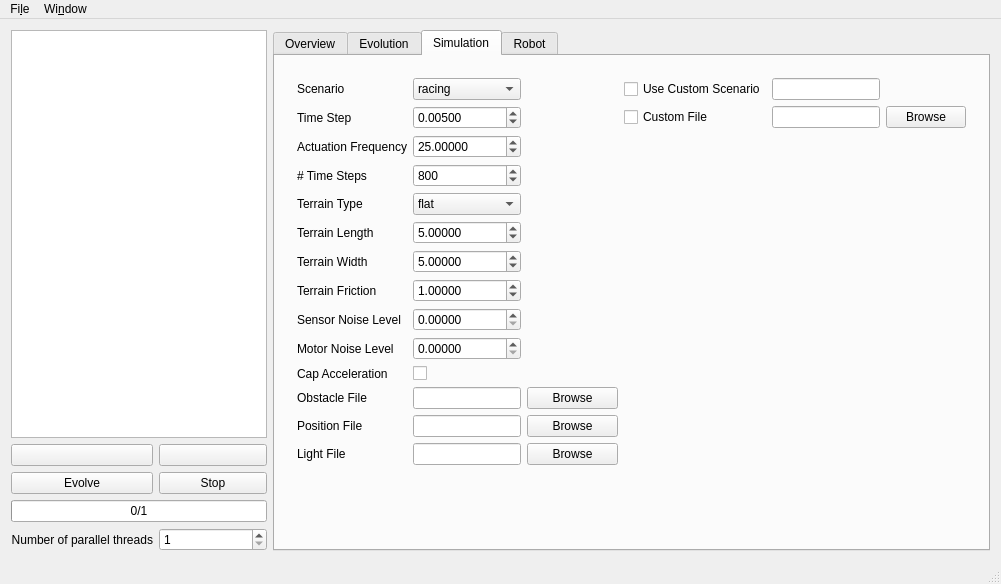
The window that mainwindow.ui (eagle2com/robogen-gui) describes before a commit, drawn with Qt 5.
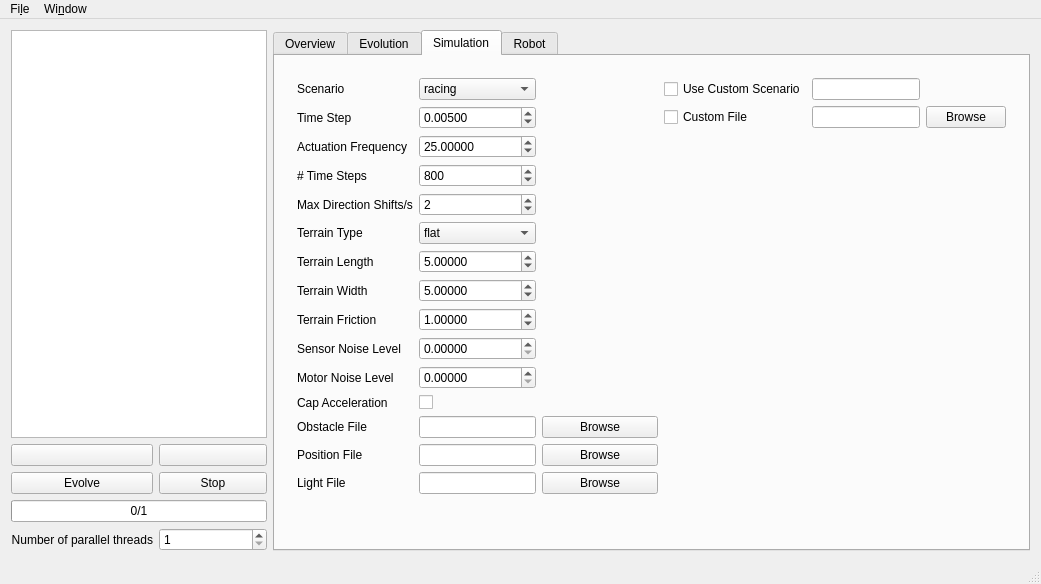
The same window after the commit. Icons and pictures are not drawn. Custom widgets are drawn as their Qt base class.

Commit message: add max dir shifts, duh

The edit to the form file:
```diff
--- a/mainwindow.ui
+++ b/mainwindow.ui
@@ -6,7 +6,7 @@
    <rect>
     <x>0</x>
     <y>0</y>
-    <width>1001</width>
+    <width>1041</width>
     <height>584</height>
    </rect>
   </property>
@@ -737,7 +737,7 @@
         <item row="0" column="0">
          <widget class="QWidget" name="widget_2" native="true">
           <layout class="QGridLayout" name="gridLayout_7">
-           <item row="12" column="1">
+           <item row="13" column="1">
             <widget class="QLineEdit" name="line_positions">
              <property name="placeholderText">
               <string/>
@@ -747,7 +747,7 @@
            <item row="1" column="4" colspan="2">
             <widget class="QLineEdit" name="line_custom_simulation"/>
            </item>
-           <item row="11" column="1">
+           <item row="12" column="1">
             <widget class="QLineEdit" name="line_obstacles">
              <property name="placeholderText">
               <string/>
@@ -761,7 +761,7 @@
              </property>
             </widget>
            </item>
-           <item row="4" column="1">
+           <item row="5" column="1">
             <widget class="QComboBox" name="combo_terraintype">
              <item>
               <property name="text">
@@ -801,7 +801,7 @@
              </item>
             </widget>
            </item>
-           <item row="5" column="1">
+           <item row="6" column="1">
             <widget class="QDoubleSpinBox" name="dspin_terrainlength">
              <property name="decimals">
               <number>5</number>
@@ -821,21 +821,21 @@
              </property>
             </widget>
            </item>
-           <item row="6" column="0">
+           <item row="7" column="0">
             <widget class="QLabel" name="label_35">
              <property name="text">
               <string>Terrain Width</string>
              </property>
             </widget>
            </item>
-           <item row="9" column="0">
+           <item row="10" column="0">
             <widget class="QLabel" name="label_38">
              <property name="text">
               <string>Motor Noise Level</string>
              </property>
             </widget>
            </item>
-           <item row="7" column="1">
+           <item row="8" column="1">
             <widget class="QDoubleSpinBox" name="dspin_terrainfriction">
              <property name="decimals">
               <number>5</number>
@@ -845,14 +845,14 @@
              </property>
             </widget>
            </item>
-           <item row="5" column="0">
+           <item row="6" column="0">
             <widget class="QLabel" name="label_34">
              <property name="text">
               <string>Terrain Length</string>
              </property>
             </widget>
            </item>
-           <item row="14" column="0">
+           <item row="15" column="0">
             <spacer name="verticalSpacer_3">
              <property name="orientation">
               <enum>Qt::Vertical</enum>
@@ -865,21 +865,21 @@
              </property>
             </spacer>
            </item>
-           <item row="10" column="0">
+           <item row="11" column="0">
             <widget class="QLabel" name="label_39">
              <property name="text">
               <string>Cap Acceleration</string>
              </property>
             </widget>
            </item>
-           <item row="10" column="1">
+           <item row="11" column="1">
             <widget class="QCheckBox" name="check_capacceleration">
              <property name="text">
               <string/>
              </property>
             </widget>
            </item>
-           <item row="6" column="1">
+           <item row="7" column="1">
             <widget class="QDoubleSpinBox" name="dspin_terrainwidth">
              <property name="decimals">
               <number>5</number>
@@ -889,7 +889,7 @@
              </property>
             </widget>
            </item>
-           <item row="4" column="0">
+           <item row="5" column="0">
             <widget class="QLabel" name="label_33">
              <property name="text">
               <string>Terrain Type</string>
@@ -903,7 +903,7 @@
              </property>
             </widget>
            </item>
-           <item row="9" column="1">
+           <item row="10" column="1">
             <widget class="QDoubleSpinBox" name="dspin_motornoiselevel">
              <property name="decimals">
               <number>5</number>
@@ -913,14 +913,14 @@
              </property>
             </widget>
            </item>
-           <item row="8" column="0">
+           <item row="9" column="0">
             <widget class="QLabel" name="label_37">
              <property name="text">
               <string>Sensor Noise Level</string>
              </property>
             </widget>
            </item>
-           <item row="8" column="1">
+           <item row="9" column="1">
             <widget class="QDoubleSpinBox" name="dspin_sensornoiselevel">
              <property name="decimals">
               <number>5</number>
@@ -937,7 +937,7 @@
              </property>
             </widget>
            </item>
-           <item row="7" column="0">
+           <item row="8" column="0">
             <widget class="QLabel" name="label_36">
              <property name="text">
               <string>Terrain Friction</string>
@@ -954,7 +954,7 @@
              </property>
             </widget>
            </item>
-           <item row="11" column="0">
+           <item row="12" column="0">
             <widget class="QLabel" name="label_42">
              <property name="text">
               <string>Obstacle File</string>
@@ -1008,48 +1008,71 @@
              </property>
             </widget>
            </item>
-           <item row="11" column="2">
+           <item row="14" column="1">
+            <widget class="QLineEdit" name="line_lights">
+             <property name="placeholderText">
+              <string/>
+             </property>
+            </widget>
+           </item>
+           <item row="12" column="2">
             <widget class="QPushButton" name="push_obstacles_browse">
              <property name="text">
               <string>Browse</string>
              </property>
             </widget>
            </item>
-           <item row="12" column="0">
+           <item row="13" column="0">
             <widget class="QLabel" name="label_43">
              <property name="text">
               <string>Position File</string>
              </property>
             </widget>
            </item>
-           <item row="13" column="1">
-            <widget class="QLineEdit" name="line_lights">
-             <property name="placeholderText">
-              <string/>
-             </property>
-            </widget>
-           </item>
-           <item row="13" column="0">
+           <item row="14" column="0">
             <widget class="QLabel" name="label_44">
              <property name="text">
               <string>Light File</string>
              </property>
             </widget>
            </item>
-           <item row="12" column="2">
-            <widget class="QPushButton" name="push_positions_browse">
-             <property name="text">
-              <string>Browse</string>
-             </property>
-            </widget>
-           </item>
            <item row="13" column="2">
+            <widget class="QPushButton" name="push_positions_browse">
+             <property name="text">
+              <string>Browse</string>
+             </property>
+            </widget>
+           </item>
+           <item row="14" column="2">
             <widget class="QPushButton" name="push_lights_browse">
              <property name="text">
               <string>Browse</string>
              </property>
             </widget>
            </item>
+           <item row="4" column="0">
+            <widget class="QLabel" name="label_41">
+             <property name="toolTip">
+              <string>How many times per second can the servos change their direction</string>
+             </property>
+             <property name="text">
+              <string>Max Direction Shifts/s</string>
+             </property>
+            </widget>
+           </item>
+           <item row="4" column="1">
+            <widget class="QSpinBox" name="spin_max_dir_shifts">
+             <property name="maximum">
+              <number>100000000</number>
+             </property>
+             <property name="singleStep">
+              <number>1</number>
+             </property>
+             <property name="value">
+              <number>2</number>
+             </property>
+            </widget>
+           </item>
           </layout>
          </widget>
         </item>
@@ -1364,7 +1387,7 @@
     <rect>
      <x>0</x>
      <y>0</y>
-     <width>1001</width>
+     <width>1041</width>
      <height>19</height>
     </rect>
    </property>
```
Left out of the diff: 17 changed lines with no effect on the pictures. The commit also changes 1 other file.
